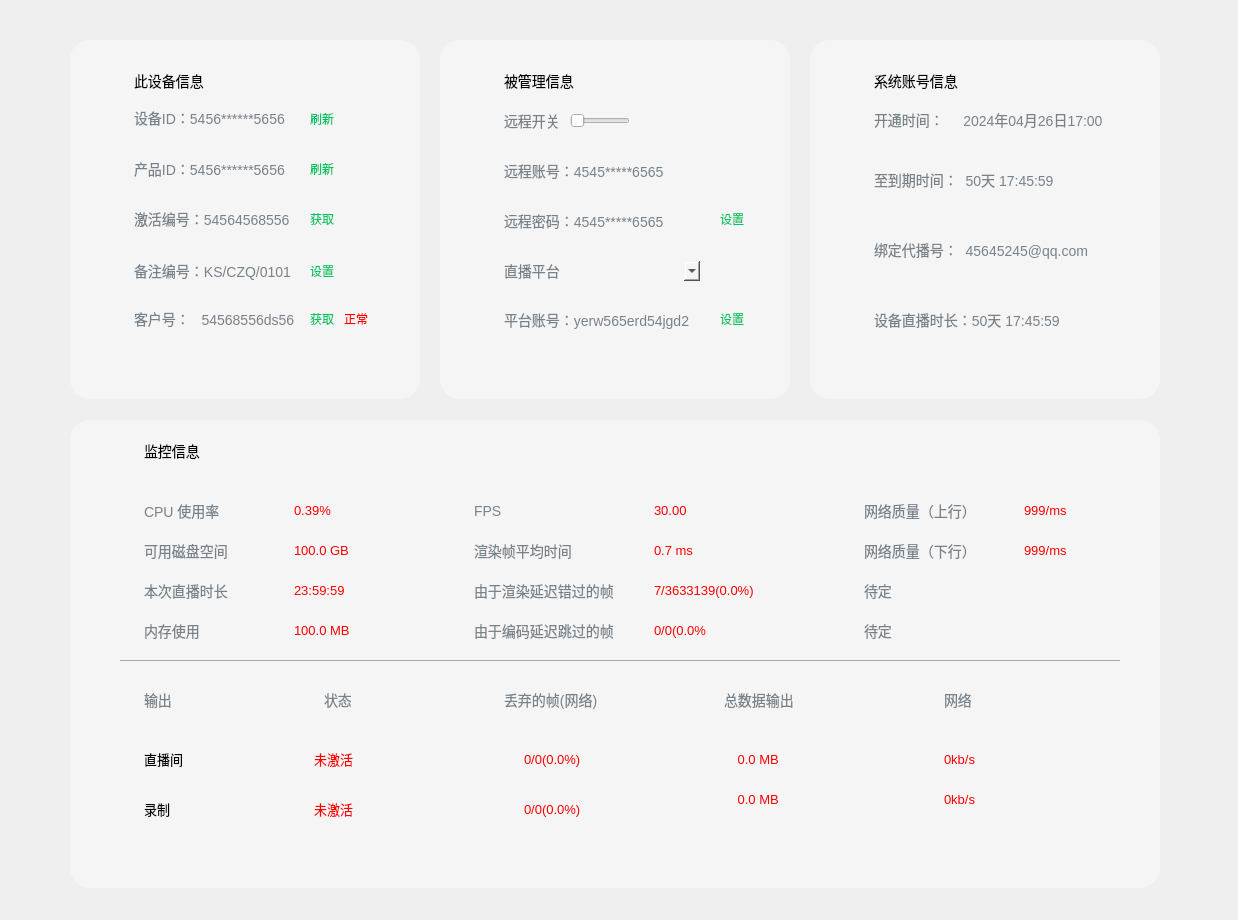
Above: UI/gbs/bizWidgets/GBSBizDeviceInfo.ui from huangjingpei/myobs before the change. Below: the same form after it.
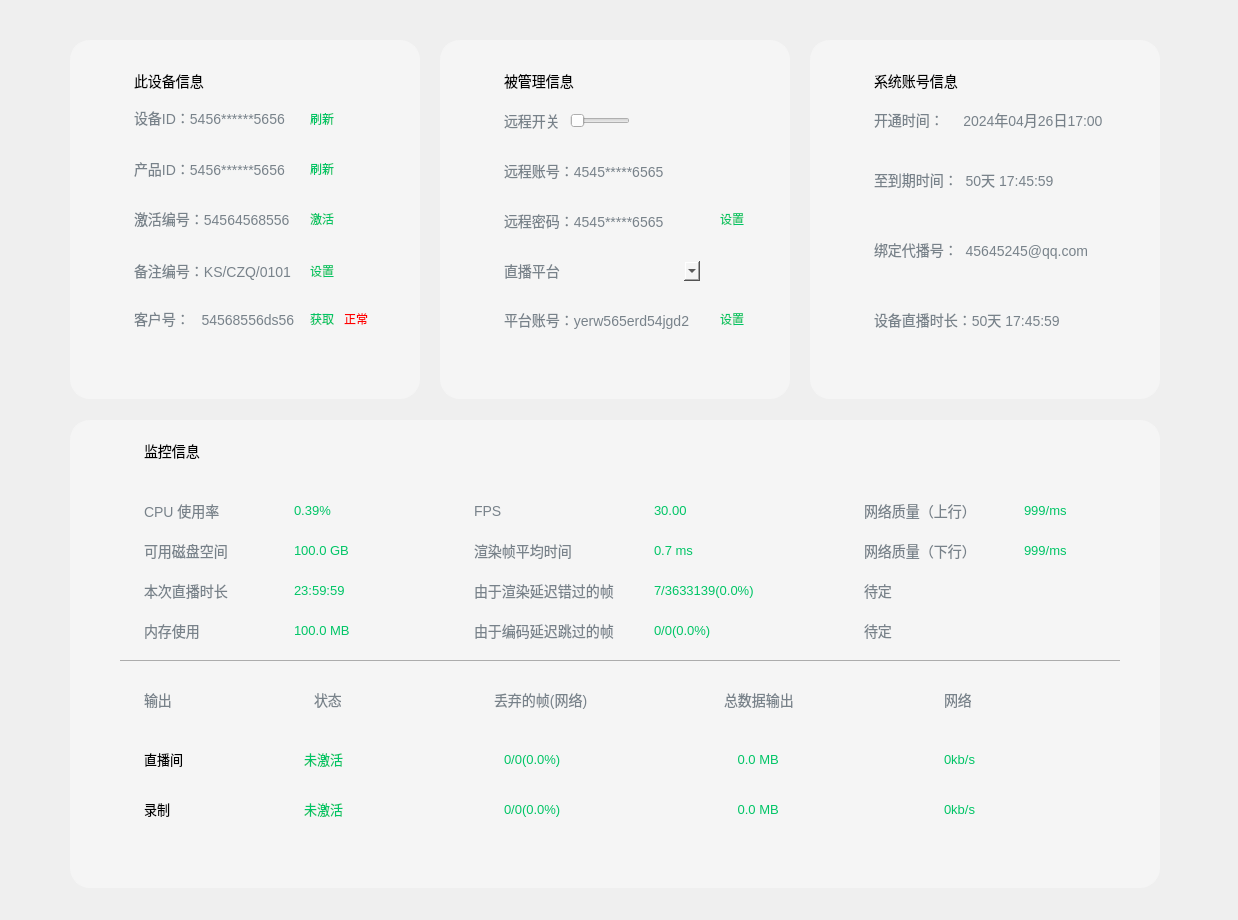
That is the form after the change. Custom widgets are drawn as their Qt base class.

```diff
--- a/UI/gbs/bizWidgets/GBSBizDeviceInfo.ui
+++ b/UI/gbs/bizWidgets/GBSBizDeviceInfo.ui
@@ -177,7 +177,7 @@
 color: #00C566;</string>
     </property>
     <property name="text">
-     <string>获取</string>
+     <string>激活</string>
     </property>
    </widget>
    <widget class="QPushButton" name="btnDevInfo04">
@@ -561,7 +561,7 @@
    <widget class="QLabel" name="label_2">
     <property name="geometry">
      <rect>
-      <x>250</x>
+      <x>240</x>
       <y>270</y>
       <width>32</width>
       <height>20</height>
@@ -578,7 +578,7 @@
    <widget class="QLabel" name="label_3">
     <property name="geometry">
      <rect>
-      <x>430</x>
+      <x>420</x>
       <y>270</y>
       <width>104</width>
       <height>20</height>
@@ -646,14 +646,14 @@
    <widget class="QLabel" name="label_7">
     <property name="geometry">
      <rect>
-      <x>240</x>
+      <x>230</x>
       <y>330</y>
       <width>56</width>
       <height>18</height>
      </rect>
     </property>
     <property name="styleSheet">
-     <string notr="true">color: #FF0000;
+     <string notr="true">color: #00C566;
 font-size: 13px;
 </string>
     </property>
@@ -664,14 +664,14 @@
    <widget class="QLabel" name="label_8">
     <property name="geometry">
      <rect>
-      <x>450</x>
+      <x>430</x>
       <y>330</y>
       <width>91</width>
       <height>18</height>
      </rect>
     </property>
     <property name="styleSheet">
-     <string notr="true">color: #FF0000;
+     <string notr="true">color: #00C566;
 font-size: 13px;
 </string>
     </property>
@@ -689,7 +689,7 @@
      </rect>
     </property>
     <property name="styleSheet">
-     <string notr="true">color: #FF0000;
+     <string notr="true">color: #00C566;
 font-size: 13px;
 </string>
     </property>
@@ -707,7 +707,7 @@
      </rect>
     </property>
     <property name="styleSheet">
-     <string notr="true">color: #FF0000;
+     <string notr="true">color: #00C566;
 font-size: 13px;
 </string>
     </property>
@@ -735,14 +735,14 @@
    <widget class="QLabel" name="label_12">
     <property name="geometry">
      <rect>
-      <x>240</x>
+      <x>230</x>
       <y>380</y>
       <width>56</width>
       <height>18</height>
      </rect>
     </property>
     <property name="styleSheet">
-     <string notr="true">color: #FF0000;
+     <string notr="true">color: #00C566;
 font-size: 13px;
 </string>
     </property>
@@ -753,14 +753,14 @@
    <widget class="QLabel" name="label_13">
     <property name="geometry">
      <rect>
-      <x>450</x>
+      <x>430</x>
       <y>380</y>
       <width>91</width>
       <height>18</height>
      </rect>
     </property>
     <property name="styleSheet">
-     <string notr="true">color: #FF0000;
+     <string notr="true">color: #00C566;
 font-size: 13px;
 </string>
     </property>
@@ -772,13 +772,13 @@
     <property name="geometry">
      <rect>
       <x>660</x>
-      <y>370</y>
+      <y>380</y>
       <width>91</width>
       <height>18</height>
      </rect>
     </property>
     <property name="styleSheet">
-     <string notr="true">color: #FF0000;
+     <string notr="true">color: #00C566;
 font-size: 13px;
 </string>
     </property>
@@ -790,13 +790,13 @@
     <property name="geometry">
      <rect>
       <x>870</x>
-      <y>370</y>
+      <y>380</y>
       <width>91</width>
       <height>18</height>
      </rect>
     </property>
     <property name="styleSheet">
-     <string notr="true">color: #FF0000;
+     <string notr="true">color: #00C566;
 font-size: 13px;
 </string>
     </property>
@@ -899,7 +899,7 @@
      </rect>
     </property>
     <property name="styleSheet">
-     <string notr="true">color: #FF0000;
+     <string notr="true">color: #00C566;
 font-size: 13px;
 </string>
     </property>
@@ -917,7 +917,7 @@
      </rect>
     </property>
     <property name="styleSheet">
-     <string notr="true">color: #FF0000;
+     <string notr="true">color: #00C566;
 font-size: 13px;
 </string>
     </property>
@@ -935,7 +935,7 @@
      </rect>
     </property>
     <property name="styleSheet">
-     <string notr="true">color: #FF0000;
+     <string notr="true">color: #00C566;
 font-size: 13px;
 </string>
     </property>
@@ -953,7 +953,7 @@
      </rect>
     </property>
     <property name="styleSheet">
-     <string notr="true">color: #FF0000;
+     <string notr="true">color: #00C566;
 font-size: 13px;
 </string>
     </property>
@@ -1039,7 +1039,7 @@
      </rect>
     </property>
     <property name="styleSheet">
-     <string notr="true">color: #FF0000;
+     <string notr="true">color: #00C566;
 font-size: 13px;
 </string>
     </property>
@@ -1057,7 +1057,7 @@
      </rect>
     </property>
     <property name="styleSheet">
-     <string notr="true">color: #FF0000;
+     <string notr="true">color: #00C566;
 font-size: 13px;
 </string>
     </property>
@@ -1075,7 +1075,7 @@
      </rect>
     </property>
     <property name="styleSheet">
-     <string notr="true">color: #FF0000;
+     <string notr="true">color: #00C566;
 font-size: 13px;
 </string>
     </property>
@@ -1093,12 +1093,12 @@
      </rect>
     </property>
     <property name="styleSheet">
-     <string notr="true">color: #FF0000;
+     <string notr="true">color: #00C566;
 font-size: 13px;
 </string>
     </property>
     <property name="text">
-     <string>0/0(0.0%</string>
+     <string>0/0(0.0%)</string>
     </property>
    </widget>
    <widget class="QLabel" name="label_33">
@@ -1179,7 +1179,7 @@
      </rect>
     </property>
     <property name="styleSheet">
-     <string notr="true">color: #FF0000;
+     <string notr="true">color: #00C566;
 font-size: 13px;
 </string>
     </property>
@@ -1197,7 +1197,7 @@
      </rect>
     </property>
     <property name="styleSheet">
-     <string notr="true">color: #FF0000;
+     <string notr="true">color: #00C566;
 font-size: 13px;
 </string>
     </property>
```
